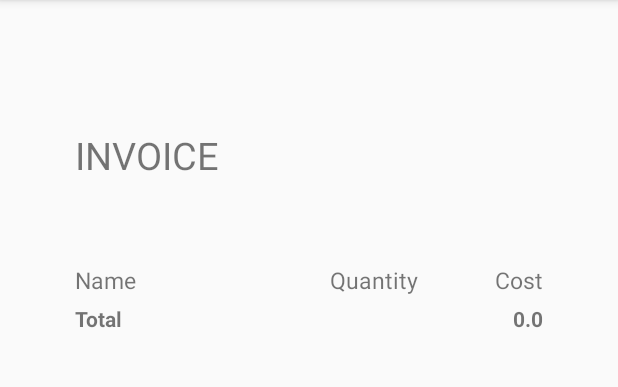
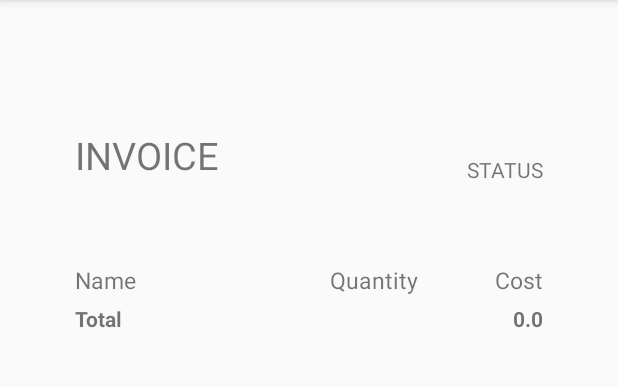
Before and after one commit to kamaljohnson/oreon-userapp, an Android app: the PaymentActivity screen opened directly, with no data from a screen before it, on a phone screen of 412 x 824 dp, the part 84-471 px from its top. Run offline under Robolectric (Android 15) with nearby library versions, the phone set to English and light mode, and no system bars; our stand-ins replace Firebase (no records; nobody signed in at launch, a user with empty details on screens opened directly).

Commit message:
real time payment status update

```diff
--- a/app/src/main/java/com/xborg/vendx/PaymentActivity.kt
+++ b/app/src/main/java/com/xborg/vendx/PaymentActivity.kt
@@ -8,18 +8,13 @@ import android.net.ConnectivityManager
 import android.net.Uri
 import androidx.appcompat.app.AppCompatActivity
 import android.os.Bundle
-import android.text.Editable
-import android.text.TextWatcher
 import android.util.Log
 import android.view.View
-import android.widget.EditText
 import android.widget.TableRow
 import android.widget.TextView
 import android.widget.Toast
 import com.google.firebase.firestore.FirebaseFirestore
 import kotlinx.android.synthetic.main.activity_payment.*
-import java.security.Timestamp
-import java.util.*
 import kotlin.collections.ArrayList
 
 class PaymentActivity : AppCompatActivity() {
@@ -43,6 +38,28 @@ class PaymentActivity : AppCompatActivity() {
         pay_button.setOnClickListener{
             payUsingUpi(amount = bill_amount, upiId = bank_upi_id, name = "kamal", note = "VendX Purchase")
         }
+
+        done_button.setOnClickListener{
+            val intent = Intent(this, VendShelfActivity::class.java)
+            startActivity(intent)
+        }
+        statusListener()
+    }
+
+    private fun statusListener() {
+        // [START listen_document]
+        val docRef = db.collection("Orders").document("${intent.getStringExtra("order_id")}")
+        docRef.addSnapshotListener { snapshot, e ->
+            if (e != null) {
+                Log.w(TAG, "Listen failed.", e)
+                return@addSnapshotListener
+            }
+
+            if (snapshot != null && snapshot.exists()) {
+                payment_status.text = snapshot.data?.get("Status") as String
+            }
+        }
+        // [END listen_document]
     }
 
     private fun calculateBill() : Float {
@@ -104,8 +121,8 @@ class PaymentActivity : AppCompatActivity() {
 
     //TODO: call this when Order>Status -> Payment Checked
     private fun onPaymentSuccessful() {
-        val intent = Intent(this, VendShelfActivity::class.java)
-        startActivity(intent)
+        pay_button.visibility = View.INVISIBLE
+        done_button.visibility = View.VISIBLE
     }
 
     private fun payUsingUpi(amount:String, upiId:String, name:String, note:String) {
--- a/app/src/main/res/layout/activity_payment.xml
+++ b/app/src/main/res/layout/activity_payment.xml
@@ -16,6 +16,15 @@
                 app:layout_constraintEnd_toEndOf="@+id/bill_table"
                 app:layout_constraintTop_toTopOf="@+id/invoice_text"
                 app:layout_constraintVertical_bias="0.0" />
+
+        <TextView
+                android:id="@+id/payment_status"
+                android:layout_width="wrap_content"
+                android:layout_height="wrap_content"
+                android:text="STATUS"
+                app:layout_constraintBottom_toBottomOf="@+id/invoice_text"
+                app:layout_constraintEnd_toEndOf="@+id/order_id_text"
+                app:layout_constraintTop_toBottomOf="@+id/order_id_text" />
 
         <Button
                 android:id="@+id/pay_button"
@@ -78,4 +87,18 @@
 
         </TableLayout>
 
+        <Button
+                android:id="@+id/done_button"
+                android:layout_width="200dp"
+                android:layout_height="70dp"
+                android:layout_marginBottom="68dp"
+                android:text="Done"
+                android:visibility="invisible"
+                app:layout_constraintBottom_toBottomOf="parent"
+                app:layout_constraintEnd_toEndOf="parent"
+                app:layout_constraintHorizontal_bias="0.497"
+                app:layout_constraintStart_toStartOf="parent">
+        </Button>
+
+
 </androidx.constraintlayout.widget.ConstraintLayout>
```
